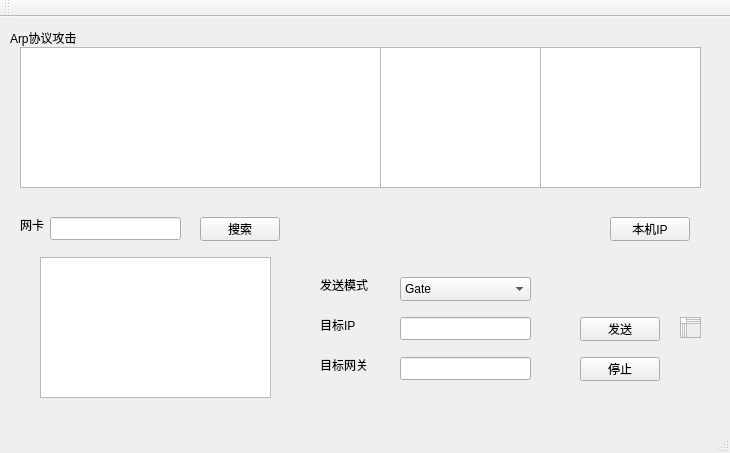
Old version of the form ArpWork/ArpWork.ui in the repository StuBoo3i/ArpWork.
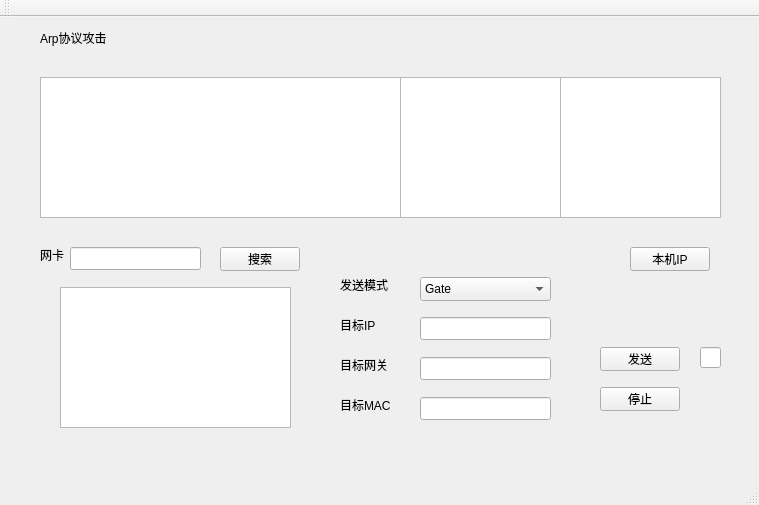
New version of the form.

The edit to the form file:
```diff
--- a/ArpWork/ArpWork.ui
+++ b/ArpWork/ArpWork.ui
@@ -6,8 +6,8 @@
    <rect>
     <x>0</x>
     <y>0</y>
-    <width>730</width>
-    <height>453</height>
+    <width>759</width>
+    <height>505</height>
    </rect>
   </property>
   <property name="windowTitle">
@@ -17,7 +17,7 @@
    <widget class="QLabel" name="label">
     <property name="geometry">
      <rect>
-      <x>10</x>
+      <x>40</x>
       <y>0</y>
       <width>91</width>
       <height>41</height>
@@ -30,8 +30,8 @@
    <widget class="QPlainTextEdit" name="plainTextEdit">
     <property name="geometry">
      <rect>
-      <x>20</x>
-      <y>30</y>
+      <x>40</x>
+      <y>60</y>
       <width>361</width>
       <height>141</height>
      </rect>
@@ -40,8 +40,8 @@
    <widget class="QPlainTextEdit" name="plainTextEdit_2">
     <property name="geometry">
      <rect>
-      <x>380</x>
-      <y>30</y>
+      <x>400</x>
+      <y>60</y>
       <width>161</width>
       <height>141</height>
      </rect>
@@ -50,7 +50,7 @@
    <widget class="QLabel" name="label_2">
     <property name="geometry">
      <rect>
-      <x>320</x>
+      <x>340</x>
       <y>300</y>
       <width>54</width>
       <height>16</height>
@@ -63,7 +63,7 @@
    <widget class="QLabel" name="label_3">
     <property name="geometry">
      <rect>
-      <x>320</x>
+      <x>340</x>
       <y>340</y>
       <width>54</width>
       <height>16</height>
@@ -76,8 +76,8 @@
    <widget class="QLabel" name="label_4">
     <property name="geometry">
      <rect>
-      <x>20</x>
-      <y>200</y>
+      <x>40</x>
+      <y>230</y>
       <width>31</width>
       <height>16</height>
      </rect>
@@ -89,7 +89,7 @@
    <widget class="QLabel" name="label_5">
     <property name="geometry">
      <rect>
-      <x>320</x>
+      <x>340</x>
       <y>260</y>
       <width>54</width>
       <height>16</height>
@@ -102,7 +102,7 @@
    <widget class="QLineEdit" name="lineEdit">
     <property name="geometry">
      <rect>
-      <x>400</x>
+      <x>420</x>
       <y>300</y>
       <width>131</width>
       <height>23</height>
@@ -112,7 +112,7 @@
    <widget class="QLineEdit" name="lineEdit_2">
     <property name="geometry">
      <rect>
-      <x>400</x>
+      <x>420</x>
       <y>340</y>
       <width>131</width>
       <height>23</height>
@@ -122,8 +122,8 @@
    <widget class="QLineEdit" name="lineEdit_3">
     <property name="geometry">
      <rect>
-      <x>50</x>
-      <y>200</y>
+      <x>70</x>
+      <y>230</y>
       <width>131</width>
       <height>23</height>
      </rect>
@@ -132,8 +132,8 @@
    <widget class="QPushButton" name="pushButton">
     <property name="geometry">
      <rect>
-      <x>610</x>
-      <y>200</y>
+      <x>630</x>
+      <y>230</y>
       <width>80</width>
       <height>24</height>
      </rect>
@@ -145,8 +145,8 @@
    <widget class="QPushButton" name="pushButton_2">
     <property name="geometry">
      <rect>
-      <x>200</x>
-      <y>200</y>
+      <x>220</x>
+      <y>230</y>
       <width>80</width>
       <height>24</height>
      </rect>
@@ -158,8 +158,8 @@
    <widget class="QPushButton" name="pushButton_3">
     <property name="geometry">
      <rect>
-      <x>580</x>
-      <y>300</y>
+      <x>600</x>
+      <y>330</y>
       <width>80</width>
       <height>24</height>
      </rect>
@@ -171,8 +171,8 @@
    <widget class="QPushButton" name="pushButton_4">
     <property name="geometry">
      <rect>
-      <x>580</x>
-      <y>340</y>
+      <x>600</x>
+      <y>370</y>
       <width>80</width>
       <height>24</height>
      </rect>
@@ -184,7 +184,7 @@
    <widget class="QComboBox" name="comboBox">
     <property name="geometry">
      <rect>
-      <x>400</x>
+      <x>420</x>
       <y>260</y>
       <width>131</width>
       <height>24</height>
@@ -204,8 +204,8 @@
    <widget class="QPlainTextEdit" name="plainTextEdit_3">
     <property name="geometry">
      <rect>
-      <x>540</x>
-      <y>30</y>
+      <x>560</x>
+      <y>60</y>
       <width>161</width>
       <height>141</height>
      </rect>
@@ -214,23 +214,46 @@
    <widget class="QPlainTextEdit" name="plainTextEdit_4">
     <property name="geometry">
      <rect>
-      <x>40</x>
-      <y>240</y>
+      <x>60</x>
+      <y>270</y>
       <width>231</width>
       <height>141</height>
      </rect>
     </property>
    </widget>
-   <widget class="QPlainTextEdit" name="plainTextEdit_5">
+   <widget class="QLineEdit" name="lineEdit_4">
     <property name="geometry">
      <rect>
-      <x>680</x>
-      <y>300</y>
+      <x>700</x>
+      <y>330</y>
       <width>21</width>
       <height>21</height>
      </rect>
     </property>
    </widget>
+   <widget class="QLineEdit" name="lineEdit_5">
+    <property name="geometry">
+     <rect>
+      <x>420</x>
+      <y>380</y>
+      <width>131</width>
+      <height>23</height>
+     </rect>
+    </property>
+   </widget>
+   <widget class="QLabel" name="label_6">
+    <property name="geometry">
+     <rect>
+      <x>340</x>
+      <y>380</y>
+      <width>54</width>
+      <height>16</height>
+     </rect>
+    </property>
+    <property name="text">
+     <string>目标MAC</string>
+    </property>
+   </widget>
   </widget>
   <widget class="QMenuBar" name="menuBar">
    <property name="geometry">
```
Left out of the diff: 67 changed lines with no effect on the pictures.
